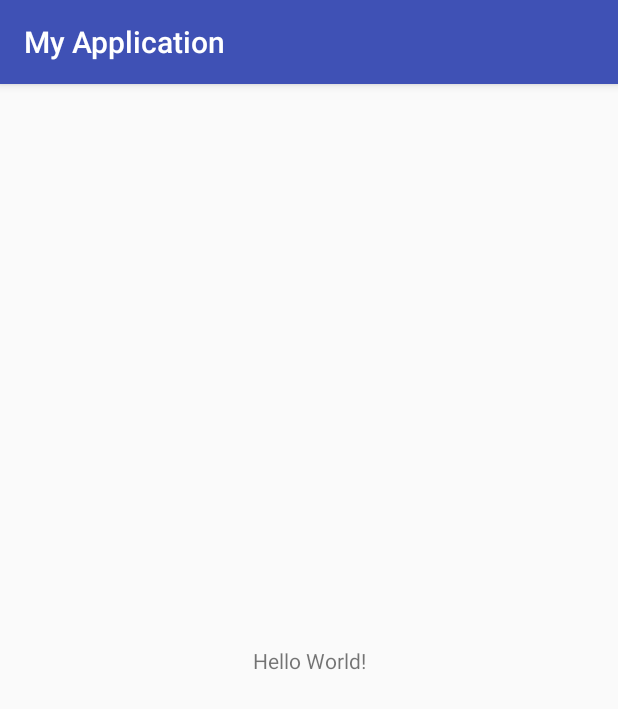
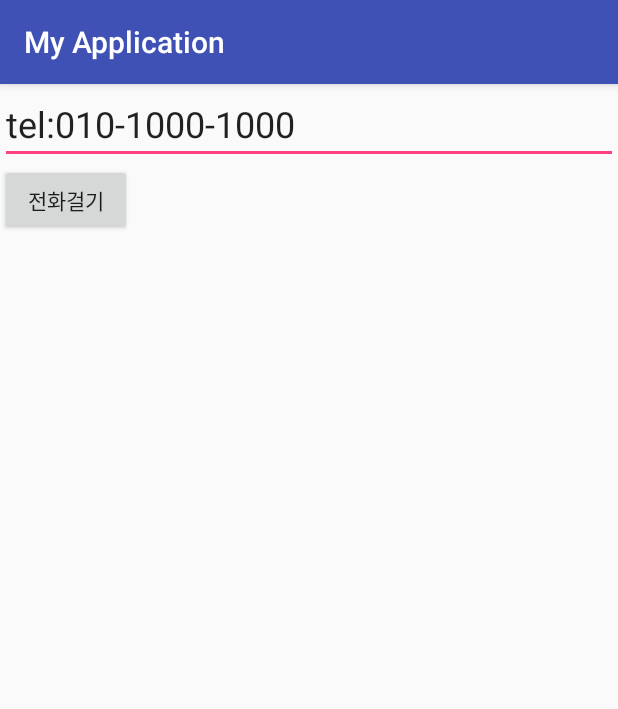
Before and after one commit to sealionA/MyApplication3, an Android app: the screen it shows after launch (MainActivity), on a phone screen of 412 x 824 dp. Shown: the top 709 px of the screen. Run offline under Robolectric (Android 15) with nearby library versions, the phone set to English and light mode, and no system bars.

```diff
--- a/app/src/main/java/com/example/minja/myapplication/MainActivity.java
+++ b/app/src/main/java/com/example/minja/myapplication/MainActivity.java
@@ -1,13 +1,32 @@
 package com.example.minja.myapplication;
 
+import android.content.Intent;
+import android.net.Uri;
 import android.support.v7.app.AppCompatActivity;
 import android.os.Bundle;
+import android.view.View;
+import android.widget.Button;
+import android.widget.EditText;
 
 public class MainActivity extends AppCompatActivity {
-
+    EditText editText;
     @Override
     protected void onCreate(Bundle savedInstanceState) {
         super.onCreate(savedInstanceState);
         setContentView(R.layout.activity_main);
+
+        editText = (EditText)findViewById(R.id.editText);
+
+        Button button = (Button)findViewById(R.id.button);
+        button.setOnClickListener(new View.OnClickListener(){
+            @Override
+            public void onClick(View view)
+            {
+                String data = editText.getText().toString();
+
+                Intent intent = new Intent(Intent.ACTION_DIAL, Uri.parse(data));
+                startActivity(intent);
+            }
+        });
     }
 }
--- a/app/src/main/res/layout/activity_main.xml
+++ b/app/src/main/res/layout/activity_main.xml
@@ -1,18 +1,22 @@
 <?xml version="1.0" encoding="utf-8"?>
-<android.support.constraint.ConstraintLayout xmlns:android="http://schemas.android.com/apk/res/android"
-    xmlns:app="http://schemas.android.com/apk/res-auto"
-    xmlns:tools="http://schemas.android.com/tools"
+<LinearLayout xmlns:android="http://schemas.android.com/apk/res/android"
+    android:id="@+id/activity_main"
     android:layout_width="match_parent"
     android:layout_height="match_parent"
-    tools:context="com.example.minja.myapplication.MainActivity">
+    android:orientation="vertical">
 
-    <TextView
+    <EditText
+        android:id="@+id/editText"
+        android:layout_width="match_parent"
+        android:layout_height="wrap_content"
+        android:text="tel:010-1000-1000"
+        android:textSize="24dp"/>
+    <Button
+        android:id="@+id/button"
         android:layout_width="wrap_content"
         android:layout_height="wrap_content"
-        android:text="Hello World!"
-        app:layout_constraintBottom_toBottomOf="parent"
-        app:layout_constraintLeft_toLeftOf="parent"
-        app:layout_constraintRight_toRightOf="parent"
-        app:layout_constraintTop_toTopOf="parent" />
+        android:text="전화걸기"
+        android:onClick="onButton1Click"/>
 
-</android.support.constraint.ConstraintLayout>
+
+</LinearLayout>
```
